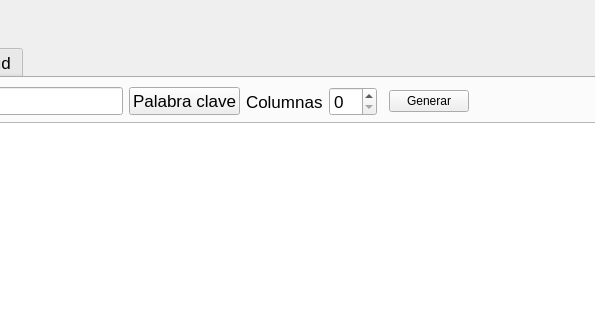
First picture: the form in Main.ui, repository Otbat1/ProgramaPython1, before the edit; both pictures show x 301 to 896 and y 0 to 320 of the 1200 by 800 pixel window.
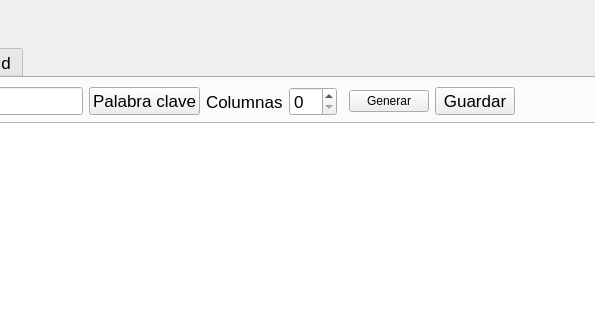
Second picture: the form after the edit.

Diff of the .ui file:
```diff
--- a/Main.ui
+++ b/Main.ui
@@ -149,6 +149,13 @@
            </property>
           </widget>
          </item>
+         <item row="0" column="7">
+          <widget class="QPushButton" name="BtnGuardar">
+           <property name="text">
+            <string>Guardar</string>
+           </property>
+          </widget>
+         </item>
         </layout>
        </widget>
        <widget class="QWidget" name="tab_2">
```
